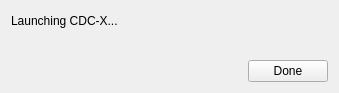
Above: qdwyrun/qdwyrun.ui from blindchimp/dwyco before the change. Below: the same form after it.
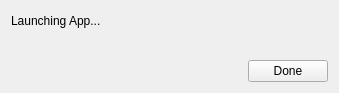
That is the form after the change. Icons and pictures are not drawn.

Commit message:
update qdwyrun so phoo can use it too
rather than doing an autoupdate in phoo, just use the xferdl stuff to do it for phoo.

```diff
--- a/qdwyrun/qdwyrun.ui
+++ b/qdwyrun/qdwyrun.ui
@@ -21,7 +21,7 @@
    <item row="0" column="0">
     <widget class="QLabel" name="label">
      <property name="text">
-      <string>Launching CDC-X...</string>
+      <string>Launching App...</string>
      </property>
     </widget>
    </item>
```
Left out of the diff: 4 changed lines with no effect on the pictures. The commit also changes 2 other files.
